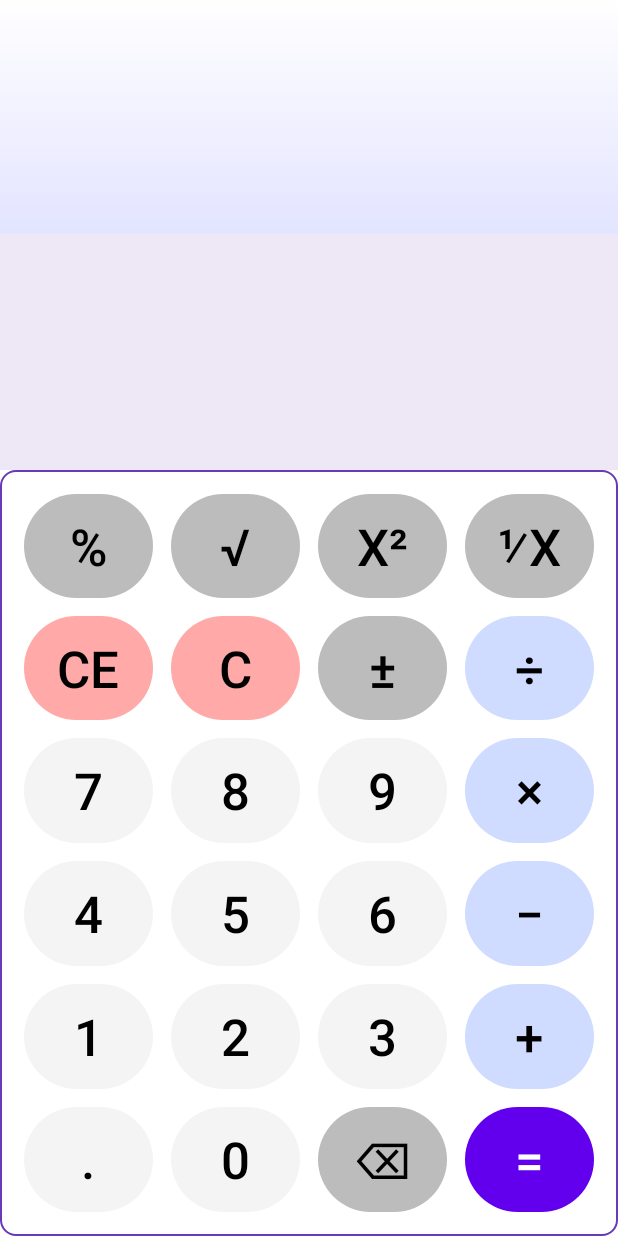
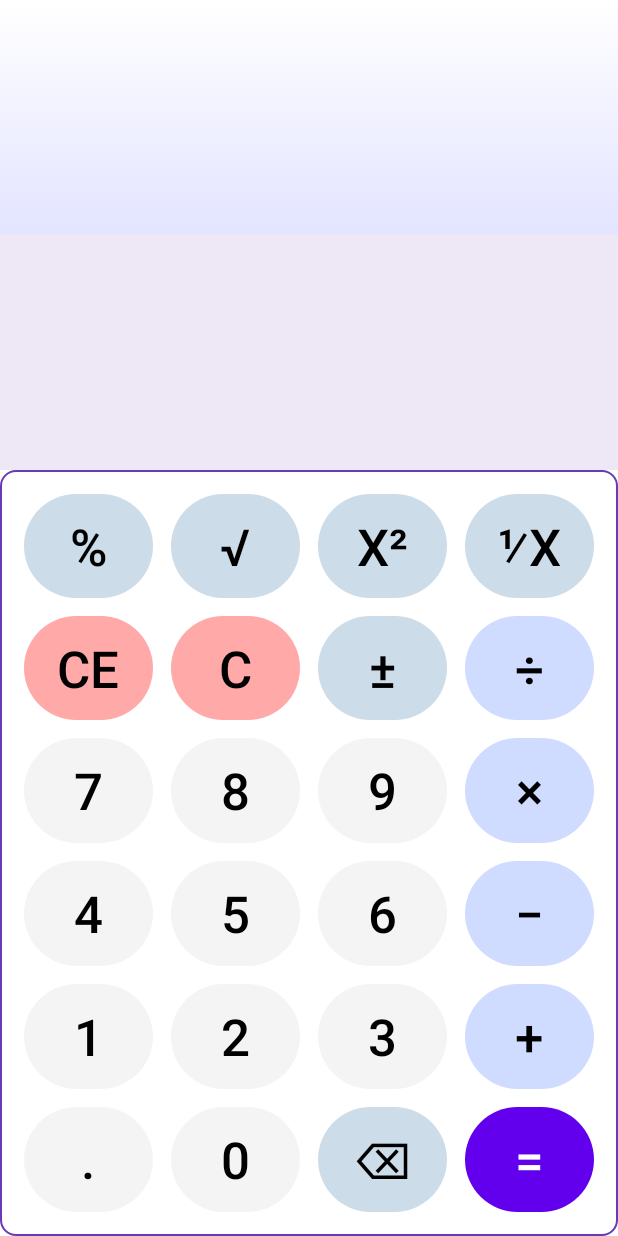
Before and after one commit to nikhilpatil12/CalculatorAppAndroid, an Android app: the screen it shows after launch (MainActivity), on a phone screen of 412 x 824 dp. Run offline under Robolectric (Android 15) with nearby library versions, the phone set to English and light mode, and no system bars.

Commit message:
Almost done

```diff
--- a/app/src/main/res/drawable-v24/calc_buttons_advanced.xml
+++ b/app/src/main/res/drawable-v24/calc_buttons_advanced.xml
@@ -4,14 +4,14 @@
         <shape android:shape="rectangle"  >
             <corners android:radius="60dp" />
             <stroke android:width="1dp" android:color="#000000" />
-            <solid android:color="#606060"  />
+            <solid android:color="#449FE3"  />
         </shape>
     </item>
     <item >
         <shape android:shape="rectangle"  >
             <corners android:radius="40dp" />
             <stroke android:width="1dp" android:color="#00875858" />
-            <solid android:color="#BCBCBC" />
+            <solid android:color="#CCDCE8" />
         </shape>
     </item>
 </selector>
--- a/app/src/main/res/drawable-v24/calc_buttons_basic.xml
+++ b/app/src/main/res/drawable-v24/calc_buttons_basic.xml
@@ -4,7 +4,7 @@
         <shape android:shape="rectangle"  >
             <corners android:radius="60dp" />
             <stroke android:width="1dp" android:color="#000000" />
-            <solid android:color="#673AB7"  />
+            <solid android:color="#5485FF"  />
         </shape>
     </item>
     <item >
```
Also changed, not shown: app/src/main/java/com/nikhil/calculator/MainActivity.java (+28 -4 lines).
